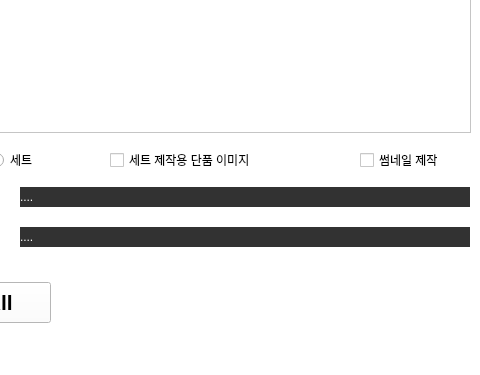
Qt form 03_resource/ui_imageMaking.ui (suni1015/ImageMaking) before a commit; both pictures show x 120 to 600 and y 348 to 723 of the 600 by 723 pixel window.
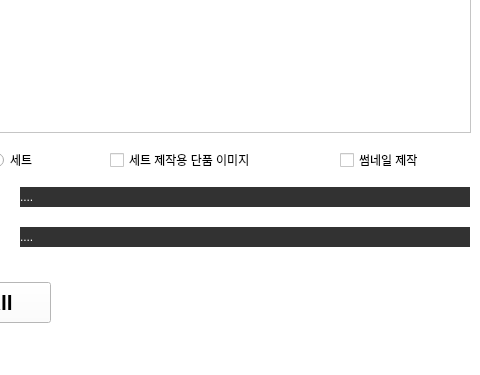
The same form after that commit.

```diff
--- a/03_resource/ui_imageMaking.ui
+++ b/03_resource/ui_imageMaking.ui
@@ -262,7 +262,7 @@
    <widget class="QCheckBox" name="check_thumb">
     <property name="geometry">
      <rect>
-      <x>480</x>
+      <x>460</x>
       <y>500</y>
       <width>111</width>
       <height>16</height>
```
